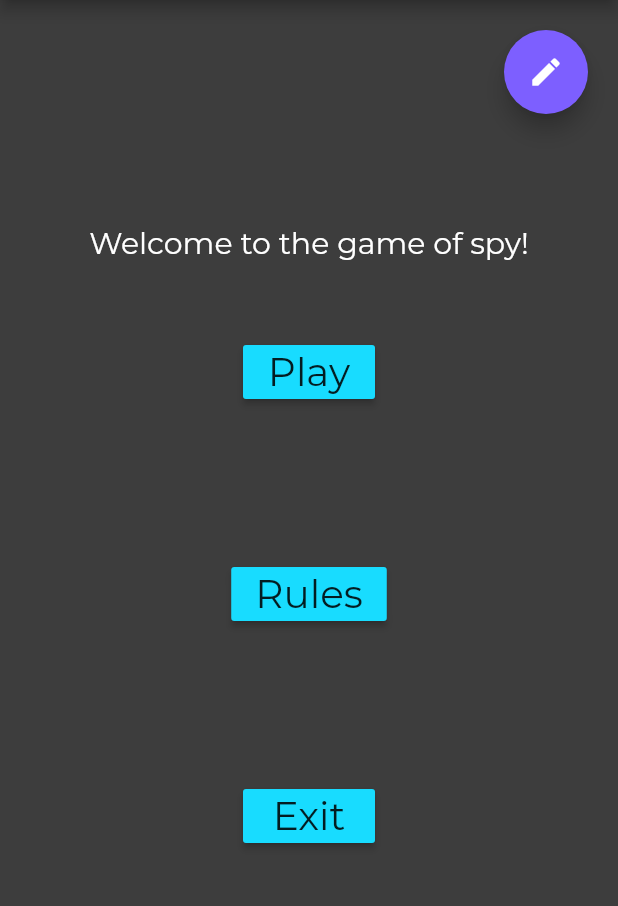
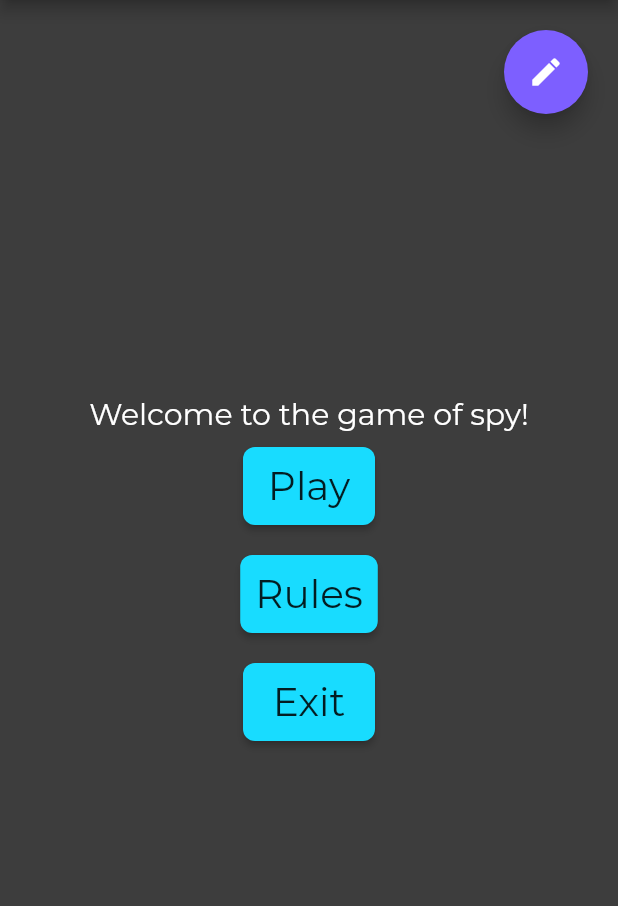
Before and after one commit to happynger/My_SpyGame, a Flutter app: the screen it shows after launch, on a phone screen of 412 x 824 dp, the part 84-990 px from its top. Run offline on Flutter 3.47's test engine with Material 2 defaults, Android fonts, the phone set to English and light mode, and no system bars.

Commit message:
Refactored buttons to be another widget for ease.

```diff
--- a/spy/lib/screens/mainmenu/main_menu.dart
+++ b/spy/lib/screens/mainmenu/main_menu.dart
@@ -1,5 +1,6 @@
 import 'dart:io';
 
+import 'package:SpyGame/screens/mainmenu/menu_button.dart';
 import 'package:flutter/material.dart';
 import 'package:SpyGame/app.dart';
 
@@ -8,10 +9,8 @@ class MainMenu extends StatelessWidget {
   Widget build(BuildContext context) {
     return Scaffold(
       appBar: AppBar(
-        title: Container(
-          alignment: Alignment.center,
-          child: Text('Spy Game'),
-        )
+        title: Text('Spy Game'),
+        centerTitle: true,
       ),
       body: Stack(
         alignment: Alignment.center,
@@ -33,27 +32,9 @@ class MainMenu extends StatelessWidget {
                 'Welcome to the game of spy!',
                 style: TextStyle(fontSize: 20),
               ),
-              Container(
-                padding: EdgeInsets.all(50),
-                child: RaisedButton(
-                  onPressed: () => _onPlayPress(context),
-                  child: Text('Play', style: TextStyle(fontSize: 26),),
-                ),
-              ),
-              Container(
-                padding: EdgeInsets.all(50),
-                child: RaisedButton(
-                  onPressed: () => _onPressRules(context),
-                  child: Text('Rules', style: TextStyle(fontSize: 26)),
-                ),
-              ),
-              Container(
-                padding: EdgeInsets.all(50),
-                child: RaisedButton(
-                  onPressed: () { exit(0); },
-                  child: Text('Exit', style: TextStyle(fontSize: 26)),
-                ),
-              )
+              MainMenuButton('Play', () => _onPressPlay(context)),
+              MainMenuButton('Rules', () => _onPressRules(context)),
+              MainMenuButton('Exit', () { exit(0); })
             ],
           ),
         ],
@@ -61,7 +42,7 @@ class MainMenu extends StatelessWidget {
     );
   }
 
-  void _onPlayPress(BuildContext context)
+  void _onPressPlay(BuildContext context)
   {
     Navigator.pushNamed(context, RPlaySettings);
   }
--- /dev/null
+++ b/spy/lib/screens/mainmenu/menu_button.dart
@@ -0,0 +1,26 @@
+import 'package:flutter/material.dart';
+
+class MainMenuButton extends StatelessWidget {
+  final Function _delegate;
+  final String _name;
+  final double rad;
+  final EdgeInsetsGeometry padding;
+  final EdgeInsetsGeometry margin;
+
+  MainMenuButton(this._name, this._delegate,
+                 {this.rad = 8, this.margin = const EdgeInsets.only(top: 10, bottom: 10),
+                                this.padding = const EdgeInsets.all(10)});
+
+  @override
+  Widget build(BuildContext context) {
+    return Container(
+      margin: margin,
+        child: RaisedButton(
+          shape: RoundedRectangleBorder(borderRadius: BorderRadius.circular(rad)),
+          padding: padding,
+          onPressed: _delegate,
+          child: Text('$_name', style: TextStyle(fontSize: 26)),
+        )
+    );
+  }
+}
```
